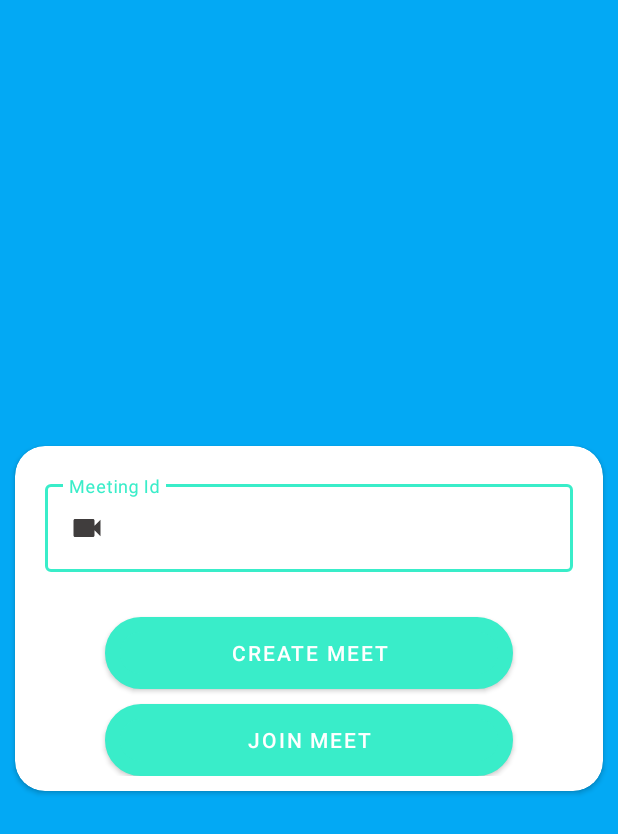
After one commit to omkar273/DigiYoga, an Android app: the JoinMeetingActivity screen opened directly, with no data from a screen before it, on a phone screen of 412 x 824 dp. The commit adds this screen. Shown: the top 834 px of the screen. Run offline under Robolectric (Android 15) with nearby library versions, the phone set to English and light mode, and no system bars; our stand-ins replace sdp/ssp sizes.

Commit message:
added meeting
Signed-off-by: omkar sonawane <omkarsonawane62@gmail.com>

```diff
--- a/app/build.gradle
+++ b/app/build.gradle
@@ -74,6 +74,7 @@ dependencies {
     // FirebaseUI for Cloud Storage
     implementation 'com.firebaseui:firebase-ui-storage:8.0.2'
 
-    //agora dependencies
-
+    //zego cloud dependencies
+    implementation 'com.github.ZEGOCLOUD:zego_uikit_prebuilt_call_android:latest.release'
+    implementation 'com.github.ZEGOCLOUD:zego_uikit_prebuilt_video_conference_android:1.0.0'
 }
--- a/app/src/main/java/desno/hackathon/omkar/digiyoga/Constants/Constants.java
+++ b/app/src/main/java/desno/hackathon/omkar/digiyoga/Constants/Constants.java
@@ -48,4 +48,8 @@ public class Constants {
     public static final String USERS_DP_STORAGE_SECTION_KEY = "User_Profile_pics";
     public static final String SAVED_USERS_SECTION_KEY = "Saved_Users";
 
+
+    //meeting id constants keys
+    public static final String MEETING_ID_TO_JOIN = "Meeting ID";
+
 }
--- a/app/src/main/java/desno/hackathon/omkar/digiyoga/HomePageActivity.java
+++ b/app/src/main/java/desno/hackathon/omkar/digiyoga/HomePageActivity.java
@@ -214,6 +214,7 @@ public class HomePageActivity extends AppCompatActivity {
                 break;
 
             case R.id.rate_us:
+                startActivity(new Intent(HomePageActivity.this, ConferenceActivity.class));
                 break;
 
             default:
--- /dev/null
+++ b/app/src/main/java/desno/hackathon/omkar/digiyoga/JoinMeetingActivity.java
@@ -0,0 +1,51 @@
+package desno.hackathon.omkar.digiyoga;
+
+import static desno.hackathon.omkar.digiyoga.Constants.Constants.MEETING_ID_TO_JOIN;
+
+import android.content.Intent;
+import android.os.Bundle;
+import android.widget.Button;
+import android.widget.EditText;
+import android.widget.Toast;
+
+import androidx.appcompat.app.AppCompatActivity;
+
+public class JoinMeetingActivity extends AppCompatActivity {
+    EditText meetingId;
+    Button joinMeet, createMeet;
+
+    @Override
+    protected void onCreate(Bundle savedInstanceState) {
+        super.onCreate(savedInstanceState);
+        setContentView(R.layout.activity_join_meeting);
+
+        meetingId = findViewById(R.id.meetingId);
+        joinMeet = findViewById(R.id.joinMeetingBtn);
+        createMeet = findViewById(R.id.createMeetingBtn);
+
+        joinMeet.setOnClickListener(view -> {
+            startMeet();
+        });
+
+
+        createMeet.setOnClickListener(view -> {
+            startMeet();
+        });
+
+    }
+
+    private void startMeet() {
+        String meetingIDString = "123456";
+        Bundle meetID = new Bundle();
+        if (!meetingId.getText().toString().isEmpty()) {
+            meetingIDString = meetingId.getText().toString();
+        }
+
+        meetID.putString(MEETING_ID_TO_JOIN, meetingIDString);
+        Intent intent = new Intent(JoinMeetingActivity.this, ConferenceActivity.class);
+        intent.putExtras(meetID);
+        Toast.makeText(this, "Meeting ID :" + meetingIDString, Toast.LENGTH_SHORT).show();
+        startActivity(intent);
+        finish();
+    }
+}
--- /dev/null
+++ b/app/src/main/res/drawable/video_call_icon.xml
@@ -0,0 +1,11 @@
+<vector xmlns:android="http://schemas.android.com/apk/res/android"
+    android:width="24dp"
+    android:height="24dp"
+    android:autoMirrored="true"
+    android:tint="#000000"
+    android:viewportWidth="24"
+    android:viewportHeight="24">
+    <path
+        android:fillColor="@android:color/white"
+        android:pathData="M17,10.5V7c0,-0.55 -0.45,-1 -1,-1H4c-0.55,0 -1,0.45 -1,1v10c0,0.55 0.45,1 1,1h12c0.55,0 1,-0.45 1,-1v-3.5l4,4v-11l-4,4z" />
+</vector>
--- /dev/null
+++ b/app/src/main/res/layout/activity_join_meeting.xml
@@ -0,0 +1,92 @@
+<?xml version="1.0" encoding="utf-8"?>
+<androidx.constraintlayout.widget.ConstraintLayout xmlns:android="http://schemas.android.com/apk/res/android"
+    xmlns:app="http://schemas.android.com/apk/res-auto"
+    xmlns:tools="http://schemas.android.com/tools"
+    android:layout_width="match_parent"
+    android:layout_height="match_parent"
+    android:background="@color/colorSecondary"
+    android:backgroundTint="#03A9F4"
+    tools:context=".JoinMeetingActivity">
+
+    <androidx.cardview.widget.CardView
+        android:id="@+id/cardView"
+        android:layout_width="match_parent"
+        android:layout_height="wrap_content"
+        android:layout_margin="10dp"
+        android:layout_marginStart="@dimen/_10sdp"
+        android:layout_marginEnd="@dimen/_10sdp"
+        android:background="@drawable/input_field_background"
+        app:cardCornerRadius="20dp"
+        app:layout_constraintBottom_toBottomOf="parent"
+        app:layout_constraintEnd_toEndOf="parent"
+        app:layout_constraintHorizontal_bias="0.0"
+        app:layout_constraintStart_toStartOf="parent"
+        app:layout_constraintTop_toTopOf="parent">
+
+        <LinearLayout
+            android:layout_width="match_parent"
+            android:layout_height="wrap_content"
+            android:layout_marginLeft="10dp"
+            android:layout_marginTop="20dp"
+            android:layout_marginRight="10dp"
+            android:layout_marginBottom="10dp"
+            android:background="#fff"
+            android:orientation="vertical">
+
+            <com.google.android.material.textfield.TextInputLayout
+                android:id="@+id/til_login_email"
+                style="@style/Widget.MaterialComponents.TextInputLayout.OutlinedBox"
+                android:layout_width="match_parent"
+                android:layout_height="wrap_content"
+                android:layout_marginLeft="10sp"
+                android:layout_marginRight="10sp"
+                android:layout_marginBottom="@dimen/_20sdp"
+                android:clickable="false"
+                android:hint="@string/meetingID">
+
+                <com.google.android.material.textfield.TextInputEditText
+                    android:id="@+id/meetingId"
+                    style="@style/lrf_input_edit_text_style"
+                    android:drawableTint="#403D3D"
+                    android:inputType="text"
+                    app:drawableLeftCompat="@drawable/video_call_icon"
+                    app:drawableStartCompat="@drawable/video_call_icon" />
+            </com.google.android.material.textfield.TextInputLayout>
+
+
+            <Button
+                android:id="@+id/createMeetingBtn"
+                android:layout_width="match_parent"
+                android:layout_height="wrap_content"
+                android:layout_alignParentLeft="true"
+                android:layout_alignParentTop="true"
+                android:layout_gravity="center_horizontal"
+                android:layout_marginStart="50dp"
+                android:layout_marginTop="10dp"
+                android:layout_marginEnd="50dp"
+                android:background="@drawable/round_button_background"
+                android:backgroundTint="#000000"
+                android:elevation="4dp"
+                android:text="Create Meet" />
+
+            <Button
+                android:id="@+id/joinMeetingBtn"
+                android:layout_width="match_parent"
+                android:layout_height="wrap_content"
+                android:layout_alignParentLeft="true"
+                android:layout_alignParentTop="true"
+                android:layout_gravity="center_horizontal"
+                android:layout_marginStart="50dp"
+                android:layout_marginTop="10dp"
+                android:layout_marginEnd="50dp"
+                android:background="@drawable/round_button_background"
+                android:backgroundTint="#000000"
+                android:elevation="4dp"
+                android:text="Join Meet" />
+
+
+        </LinearLayout>
+
+    </androidx.cardview.widget.CardView>
+
+</androidx.constraintlayout.widget.ConstraintLayout>
--- a/app/src/main/res/values/strings.xml
+++ b/app/src/main/res/values/strings.xml
@@ -28,6 +28,7 @@
     <string name="dob">Date Of Birth</string>
     <string name="welcome_text">Top Choices For You</string>
     <string name="welcome_text_description">Yoga is a great practice for both the body and the mind, it offers peace and mindfulness to its lovers and helps them get through daily stress. Therefore, we have compiled for you some of the most amazing yoga quotes to keep you motivated and excited to get on the mat.</string>
+    <string name="meetingID">Meeting Id</string>
 
 
 </resources>
--- a/settings.gradle
+++ b/settings.gradle
@@ -10,7 +10,7 @@ dependencyResolutionManagement {
     repositories {
         google()
         mavenCentral()
-        maven { setUrl("https://jitpack.io") }
+        maven { url 'https://www.jitpack.io' } // <- Add this line.
     }
 }
 rootProject.name = "Digi Yoga"
```
Also changed, not shown: app/src/main/AndroidManifest.xml (+14 -0 lines), app/src/main/java/desno/hackathon/omkar/digiyoga/ConferenceActivity.java (added, +56 -0 lines), app/src/main/java/desno/hackathon/omkar/digiyoga/Fragments/HomeFragment.java (+10 -6 lines), app/src/main/res/layout/activity_conference.xml (added, +9 -0 lines), app/src/main/res/layout/fragment_home.xml (+13 -0 lines), 1 other file.
